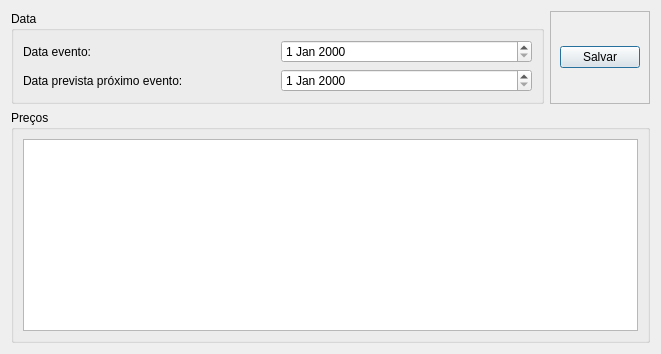
lellisls/ERP-STACCATO, file ui/inputdialog.ui: the form before one commit.
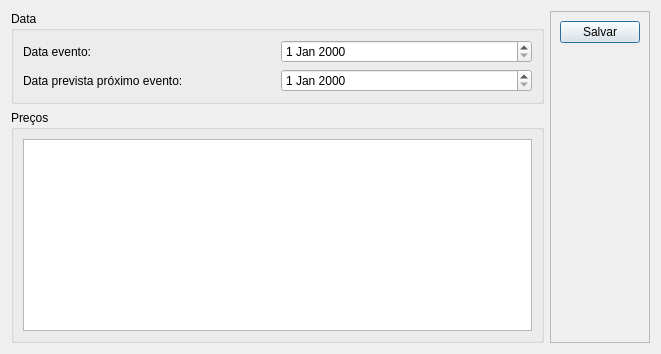
The form after the commit. Custom widgets are drawn as their Qt base class.

The edit to the form file:
```diff
--- a/ui/inputdialog.ui
+++ b/ui/inputdialog.ui
@@ -43,7 +43,19 @@
      </layout>
     </widget>
    </item>
-   <item row="0" column="1">
+   <item row="1" column="0">
+    <widget class="QGroupBox" name="groupBoxDataPreco">
+     <property name="title">
+      <string>Preços</string>
+     </property>
+     <layout class="QGridLayout" name="gridLayout_3">
+      <item row="0" column="0">
+       <widget class="TableView" name="tableView"/>
+      </item>
+     </layout>
+    </widget>
+   </item>
+   <item row="0" column="1" rowspan="2">
     <widget class="QFrame" name="frame">
      <property name="sizePolicy">
       <sizepolicy hsizetype="Maximum" vsizetype="Preferred">
@@ -71,17 +83,18 @@
         </property>
        </widget>
       </item>
-     </layout>
-    </widget>
-   </item>
-   <item row="1" column="0" colspan="2">
-    <widget class="QGroupBox" name="groupBoxDataPreco">
-     <property name="title">
-      <string>Preços</string>
-     </property>
-     <layout class="QGridLayout" name="gridLayout_3">
-      <item row="0" column="0">
-       <widget class="TableView" name="tableView"/>
+      <item row="1" column="0">
+       <spacer name="verticalSpacer">
+        <property name="orientation">
+         <enum>Qt::Vertical</enum>
+        </property>
+        <property name="sizeHint" stdset="0">
+         <size>
+          <width>20</width>
+          <height>40</height>
+         </size>
+        </property>
+       </spacer>
       </item>
      </layout>
     </widget>
```
Left out of the diff: 2 changed lines with no effect on the pictures.
